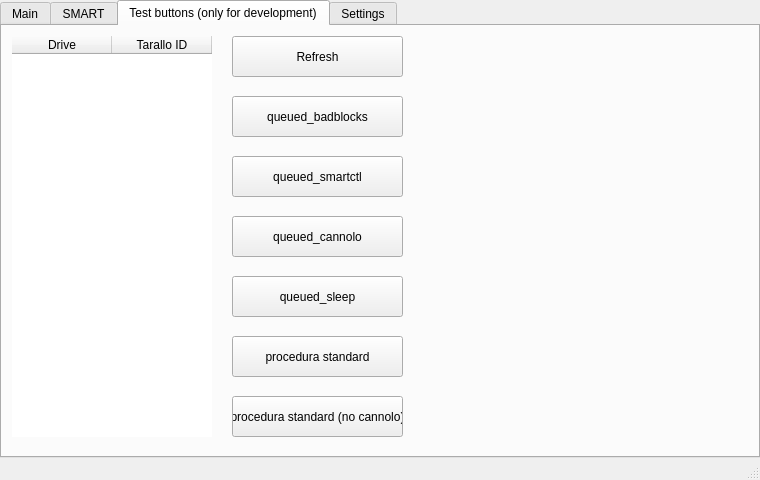
Old version of the form assets/qt/interface_test.ui in the repository WEEE-Open/pesto.
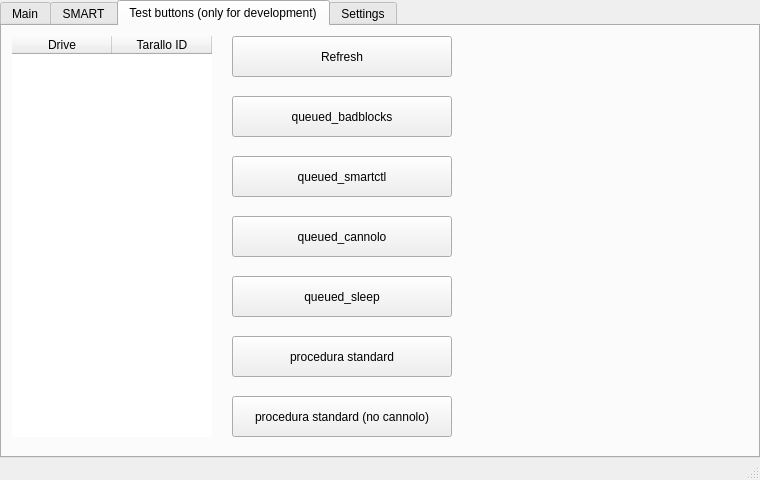
New version of the form. The open tabs and pages were chosen to show the change.

Commit message: Renamed buttons with useful and meaningful names

The edit to the form file:
```diff
--- a/assets/qt/interface_test.ui
+++ b/assets/qt/interface_test.ui
@@ -388,7 +388,7 @@
        <rect>
         <x>230</x>
         <y>10</y>
-        <width>171</width>
+        <width>220</width>
         <height>41</height>
        </rect>
       </property>
@@ -401,7 +401,7 @@
        <rect>
         <x>230</x>
         <y>70</y>
-        <width>171</width>
+        <width>220</width>
         <height>41</height>
        </rect>
       </property>
@@ -414,7 +414,7 @@
        <rect>
         <x>230</x>
         <y>130</y>
-        <width>171</width>
+        <width>220</width>
         <height>41</height>
        </rect>
       </property>
@@ -427,7 +427,7 @@
        <rect>
         <x>230</x>
         <y>190</y>
-        <width>171</width>
+        <width>220</width>
         <height>41</height>
        </rect>
       </property>
@@ -440,7 +440,7 @@
        <rect>
         <x>230</x>
         <y>250</y>
-        <width>171</width>
+        <width>220</width>
         <height>41</height>
        </rect>
       </property>
@@ -453,7 +453,7 @@
        <rect>
         <x>230</x>
         <y>310</y>
-        <width>171</width>
+        <width>220</width>
         <height>41</height>
        </rect>
       </property>
@@ -466,7 +466,7 @@
        <rect>
         <x>230</x>
         <y>370</y>
-        <width>171</width>
+        <width>220</width>
         <height>41</height>
        </rect>
       </property>
```
Left out of the diff: 6 changed lines with no effect on the pictures. The commit also changes 1 other file.
